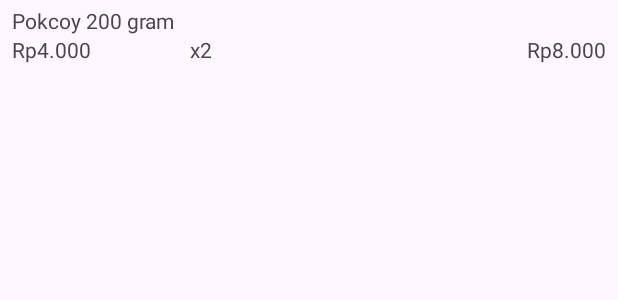
After one commit to Mart-Q/android-app, an Android app: the layout item_product_order.xml on its own in the app's theme, with its tools: preview values and no code run, on a phone screen of 412 x 824 dp. The commit adds this screen. Shown: the top 300 px of the screen. Run offline under Robolectric (Android 15) with nearby library versions, the phone set to English and light mode, and no system bars.

Commit message:
order review bottom sheet

```diff
--- a/app/src/main/res/layout/fragment_recommendation.xml
+++ b/app/src/main/res/layout/fragment_recommendation.xml
@@ -44,6 +44,7 @@
         android:id="@+id/btn_generate_masakan"
         android:layout_width="match_parent"
         android:layout_height="wrap_content"
+        android:textColor="@color/white"
         android:layout_marginHorizontal="24dp"
         android:backgroundTint="@color/dark_navy_light"
         app:layout_constraintBottom_toTopOf="@id/guideline"
--- /dev/null
+++ b/app/src/main/res/layout/item_product_order.xml
@@ -0,0 +1,59 @@
+<?xml version="1.0" encoding="utf-8"?>
+<com.google.android.material.card.MaterialCardView xmlns:android="http://schemas.android.com/apk/res/android"
+    xmlns:app="http://schemas.android.com/apk/res-auto"
+    xmlns:tools="http://schemas.android.com/tools"
+    android:id="@+id/card_daily_recipe"
+    android:layout_width="match_parent"
+    android:layout_height="wrap_content"
+    app:strokeWidth="0dp"
+    app:layout_constraintTop_toBottomOf="@id/tv_section_daily_recom">
+
+    <androidx.constraintlayout.widget.ConstraintLayout
+        android:layout_width="match_parent"
+        android:layout_height="match_parent"
+        android:paddingHorizontal="8dp"
+        android:paddingVertical="4dp">
+
+        <TextView
+            android:id="@+id/tv_product_name"
+            android:layout_width="wrap_content"
+            android:layout_height="wrap_content"
+            android:ellipsize="end"
+            android:maxLines="1"
+            android:text="Pokcoy 200 gram"
+            app:layout_constraintStart_toStartOf="parent"
+            app:layout_constraintTop_toTopOf="parent" />
+
+        <TextView
+            android:id="@+id/tv_product_price"
+            android:layout_width="wrap_content"
+            android:layout_height="wrap_content"
+            android:text="Rp4.000"
+            app:layout_constraintStart_toStartOf="@id/tv_product_name"
+            app:layout_constraintTop_toBottomOf="@id/tv_product_name" />
+
+        <TextView
+            android:id="@+id/tv_quantity"
+            android:layout_width="wrap_content"
+            android:layout_height="wrap_content"
+            android:text="x2"
+            app:layout_constraintStart_toStartOf="@id/guideline"
+            app:layout_constraintTop_toBottomOf="@id/tv_product_name" />
+
+        <TextView
+            android:id="@+id/tv_price"
+            android:layout_width="wrap_content"
+            android:layout_height="wrap_content"
+            android:text="Rp8.000"
+            app:layout_constraintEnd_toEndOf="parent"
+            app:layout_constraintTop_toBottomOf="@id/tv_product_name" />
+
+        <androidx.constraintlayout.widget.Guideline
+            android:id="@+id/guideline"
+            android:layout_width="wrap_content"
+            android:layout_height="wrap_content"
+            android:orientation="vertical"
+            app:layout_constraintGuide_percent="0.3" />
+
+    </androidx.constraintlayout.widget.ConstraintLayout>
+</com.google.android.material.card.MaterialCardView>
--- /dev/null
+++ b/app/src/main/res/layout/layout_order_complete_data.xml
@@ -0,0 +1,6 @@
+<?xml version="1.0" encoding="utf-8"?>
+<androidx.constraintlayout.widget.ConstraintLayout xmlns:android="http://schemas.android.com/apk/res/android"
+    android:layout_width="match_parent"
+    android:layout_height="match_parent">
+
+</androidx.constraintlayout.widget.ConstraintLayout>
--- a/app/src/main/res/values/colors.xml
+++ b/app/src/main/res/values/colors.xml
@@ -14,6 +14,7 @@
     <color name="dark_navy_light">#55879D</color>
     <color name="purple">#7452D5</color>
     <color name="light_grey">#F3F4F9</color>
+    <color name="dark_grey">#727273</color>
     <color name="bg_product_0">#EBFBFF</color>
 
     // order status
--- a/app/src/main/res/values/themes.xml
+++ b/app/src/main/res/values/themes.xml
@@ -2,9 +2,9 @@
     <!-- Base application theme. -->
     <style name="Theme.MartQ" parent="Theme.Material3.DayNight">
         <!-- Primary brand color. -->
-        <item name="colorPrimary">@color/purple_500</item>
-        <item name="colorPrimaryVariant">@color/purple_700</item>
-        <item name="colorOnPrimary">@color/white</item>
+        <item name="colorPrimary">@color/white</item>
+        <item name="colorPrimaryVariant">@color/light_blue</item>
+        <item name="colorOnPrimary">@color/dark_navy_light</item>
         <!-- Secondary brand color. -->
         <item name="colorSecondary">@color/teal_200</item>
         <item name="colorSecondaryVariant">@color/teal_700</item>
```
Also changed, not shown: app/src/main/java/com/bangkit/martq/ui/order/OrderFragment.kt (+17 -0 lines), app/src/main/res/layout/fragment_order.xml (+6 -2 lines), app/src/main/res/layout/layout_order_review.xml (added, +105 -0 lines).
